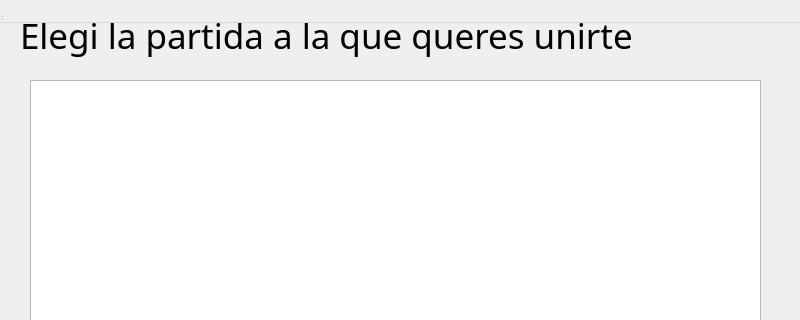
franciscoduc4/TP_Jazz_Jackrabbit_2, file src/Client/Lobby/gamelist.ui: the form before one commit; both pictures show x 0 to 800 and y 0 to 320 of the 800 by 600 pixel window.
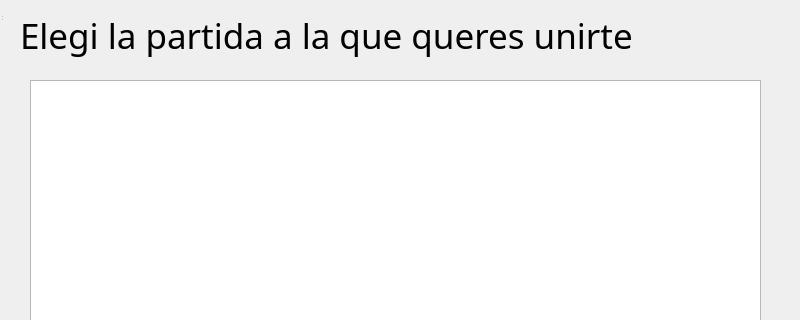
The form after the commit.

The edit to the form file:
```diff
--- a/src/Client/Lobby/gamelist.ui
+++ b/src/Client/Lobby/gamelist.ui
@@ -105,7 +105,7 @@
      <x>0</x>
      <y>0</y>
      <width>800</width>
-     <height>23</height>
+     <height>0</height>
     </rect>
    </property>
   </widget>
```
